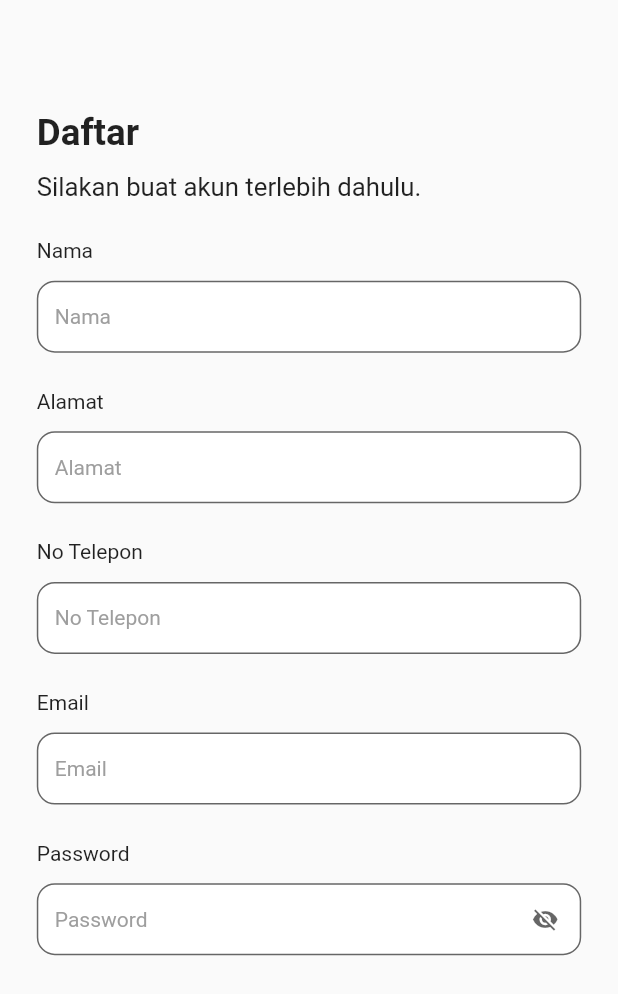
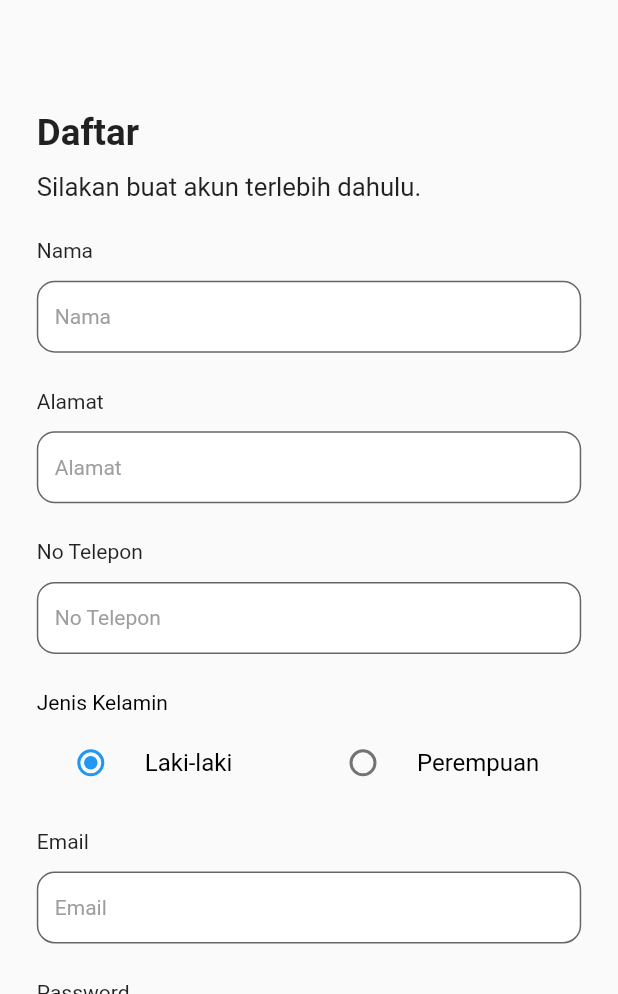
Before and after one commit to bayuleo/absensi_isp, a Flutter app: the LoginView screen opened by its route, after a tap on "Daftar", on a phone screen of 412 x 824 dp, the part 242-1236 px from its top. Run offline on Flutter 3.47's test engine with Material 2 defaults, Android fonts, the phone set to English and light mode, and no system bars; our stand-ins replace connectivity_plus, dio, flutter_countdown_timer, flutter_otp_text_field, flutter_screenutil, flutter_svg and 5 more; accounts and stored records are empty.

Commit message:
integrate register

```diff
--- a/lib/app/modules/register/views/register_view.dart
+++ b/lib/app/modules/register/views/register_view.dart
@@ -82,6 +82,50 @@ class RegisterView extends GetView<RegisterController> {
                 SizedBox(
                   height: 16.h,
                 ),
+                Text(
+                  'Jenis Kelamin',
+                  style: TextStyle(color: Colors.black),
+                ),
+                SizedBox(
+                  height: 8.h,
+                ),
+                Row(
+                  children: [
+                    Expanded(
+                      child: RadioListTile<Gender>(
+                        title: Text(
+                          'Laki-laki',
+                          style: TextStyle(color: Colors.black),
+                        ),
+                        visualDensity: const VisualDensity(
+                          vertical: VisualDensity.minimumDensity,
+                        ),
+                        value: Gender.male,
+                        groupValue: controller.gender,
+                        onChanged: (value) =>
+                            controller.onSelectedGender(value),
+                      ),
+                    ),
+                    Expanded(
+                      child: RadioListTile<Gender>(
+                        title: Text(
+                          'Perempuan',
+                          style: TextStyle(color: Colors.black),
+                        ),
+                        visualDensity: const VisualDensity(
+                          vertical: VisualDensity.minimumDensity,
+                        ),
+                        value: Gender.female,
+                        groupValue: controller.gender,
+                        onChanged: (value) =>
+                            controller.onSelectedGender(value),
+                      ),
+                    ),
+                  ],
+                ),
+                SizedBox(
+                  height: 16.h,
+                ),
                 TextFieldWithLabelWidget(
                   label: "Email",
                   hint: "Email",
--- a/lib/app/modules/splash/views/widget/button_widget.dart
+++ b/lib/app/modules/splash/views/widget/button_widget.dart
@@ -1,3 +1,4 @@
+import 'package:asiagolf_app/app/utils/theme.dart';
 import 'package:flutter/material.dart';
 
 class ButtonWidget extends StatelessWidget {
@@ -64,17 +65,17 @@ class ButtonWidget extends StatelessWidget {
                     ? null
                     : Border.all(
                         width: 1,
-                        color: const Color(0xff2E398F),
+                        color: primaryColor,
                       ),
               )
           : BoxDecoration(
               borderRadius: BorderRadius.circular(borderRadiusSize),
-              color: const Color(0xff2E398F),
+              color: primaryColor,
             ),
       child: Material(
         borderRadius: BorderRadius.circular(borderRadiusSize),
         color: isFill
-            ? (enabled ? buttonColor ?? const Color(0xff2E398F) : Colors.grey)
+            ? (enabled ? buttonColor ?? primaryColor : disableColor)
             : Colors.white,
         child: InkWell(
           borderRadius: BorderRadius.circular(15),
@@ -112,9 +113,9 @@ class ButtonWidget extends StatelessWidget {
                                     color: isFill
                                         ? (enabled
                                             ? Colors.white
-                                            : Colors.white30)
+                                            : Colors.white60)
                                         : (enabled
-                                            ? const Color(0xff2E398F)
+                                            ? primaryColor
                                             : Colors.grey),
                                     fontSize: fontSize,
                                     fontWeight: fontWeight,
--- a/lib/app/utils/helpers.dart
+++ b/lib/app/utils/helpers.dart
@@ -2,6 +2,10 @@ import 'dart:developer';
 
 import 'package:asiagolf_app/app/utils/global.dart';
 import 'package:flutter/material.dart';
+import 'package:geolocator/geolocator.dart';
+import 'package:intl/intl.dart';
+
+import 'theme.dart';
 
 void dprint(dynamic value) => log("pantau:::: $value");
 
@@ -21,3 +25,59 @@ Future<void> showSnack(String errorMsg, {String errCode = "0"}) async {
   );
   await Future.delayed(const Duration(seconds: 2));
 }
+
+Future<Position> getLocation() async {
+  bool serviceEnabled;
+  LocationPermission permission;
+  bool denyAcces;
+  int requestCount = 0;
+
+  serviceEnabled = await Geolocator.isLocationServiceEnabled();
+  if (!serviceEnabled) {
+    return Future.error('Location services are disabled.');
+  }
+
+  permission = await Geolocator.checkPermission();
+  denyAcces = [LocationPermission.denied, LocationPermission.deniedForever]
+      .contains(permission);
+
+  while (denyAcces) {
+    requestCount++;
+    permission = await Geolocator.requestPermission();
+    denyAcces = [LocationPermission.denied, LocationPermission.deniedForever]
+        .contains(permission);
+
+    if (denyAcces && requestCount >= 3) {
+      return Future.error('Location permissions are denied');
+    }
+  }
+
+  return await Geolocator.getCurrentPosition();
+}
+
+Future<void> pickDate(Function(String?) callBack) async {
+  DateTime? date = await showDatePicker(
+      context: globalNavKey.currentContext!,
+      initialDate: DateTime(1997),
+      firstDate: DateTime(1980),
+      lastDate: DateTime(2018),
+      builder: (_, child) {
+        return Theme(
+          data: ThemeData.light().copyWith(
+            primaryColor: Colors.blue,
+            buttonTheme: const ButtonThemeData(
+              textTheme: ButtonTextTheme.primary,
+            ),
+            colorScheme: const ColorScheme.light(
+              primary: primaryColor,
+            ).copyWith(
+              secondary: secondaryColor,
+            ),
+          ),
+          child: child!,
+        );
+      });
+
+  FocusScope.of(globalNavKey.currentContext!).unfocus();
+  if (date != null) callBack(DateFormat("yyyy-MM-dd").format(date));
+}
--- /dev/null
+++ b/lib/app/utils/theme.dart
@@ -0,0 +1,5 @@
+import 'package:flutter/material.dart';
+
+const Color primaryColor = Color(0xFF2E398F);
+const Color secondaryColor = Color(0x662E398F);
+const Color disableColor = Color(0xFFa6a6a6);
--- a/pubspec.yaml
+++ b/pubspec.yaml
@@ -20,6 +20,8 @@ dependencies:
     sdk: flutter
   pretty_dio_logger: ^1.3.1
   shared_preferences: ^2.2.0
+  geolocator: ^10.0.0
+  intl: ^0.18.1
 
 dev_dependencies:
   flutter_lints: 2.0.2
```
Also changed, not shown: lib/app/data/repositories/auth_repository_impl.dart (+16 -11 lines), lib/app/modules/login/controllers/login_controller.dart (+0 -30 lines), lib/app/modules/register/controllers/register_controller.dart (+74 -1 lines), pubspec.lock, 5 other files.
